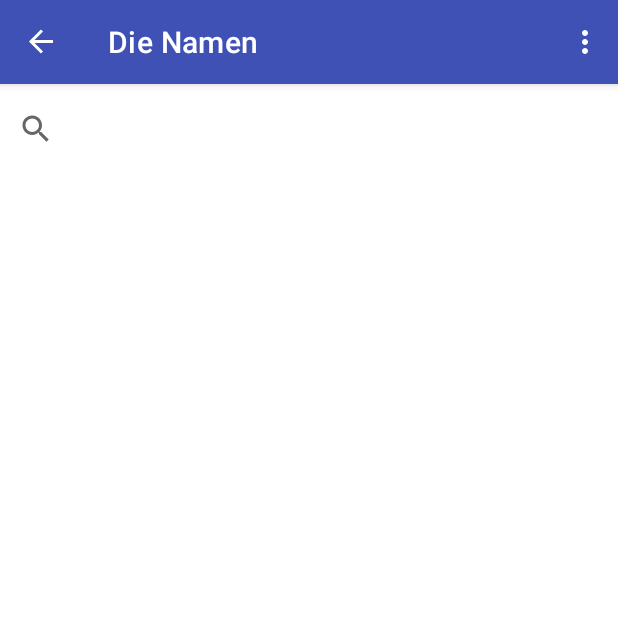
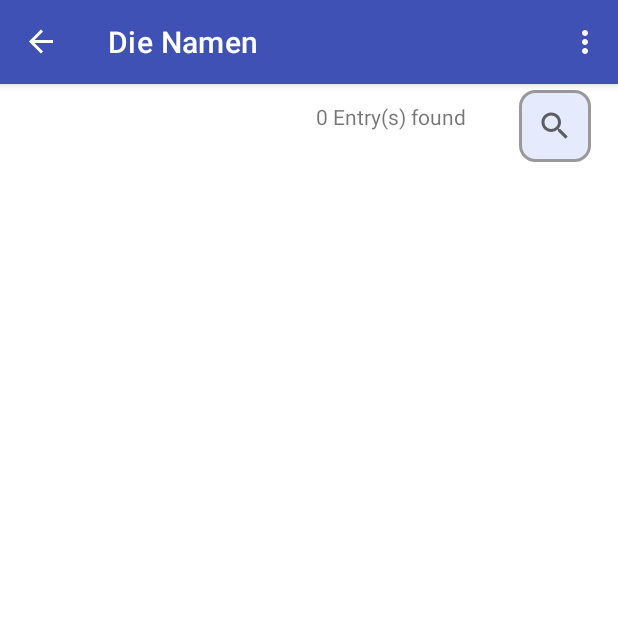
Before and after one commit to Klaus-Thaler/Stolperstein, an Android app: the NameFragment screen opened through its navigation route, on a phone screen of 412 x 824 dp, the top half of it. Run offline under Robolectric (Android 15) with nearby library versions, the phone set to English and light mode, and no system bars; our stand-ins replace navigation-ui; libraries missing offline, so code that uses them is left out: org.osmdroid.api, org.osmdroid.bonuspack, org.osmdroid.config, org.osmdroid.tileprovider, org.osmdroid.util and 1 more; pictures from the network do not load; 19 statements that could not run were skipped.

Commit message:
search in names optimiert

```diff
--- a/app/src/main/java/com/example/stolperstein/classes/sqlHandler.java
+++ b/app/src/main/java/com/example/stolperstein/classes/sqlHandler.java
@@ -38,6 +38,9 @@ public class sqlHandler extends SQLiteOpenHelper {
     private static final String ADDRESS_ADDRESS = "address";
     private static final String ADDRESS_GEOPOINT = "geopoint";
 
+    /**
+     * SQLite
+     */
 
     // creating a constructor for our database handler.
     private static sqlHandler sInstance;
@@ -50,9 +53,9 @@ public class sqlHandler extends SQLiteOpenHelper {
         }
         return sInstance;
     }
-        private sqlHandler(Context context) {
-            super(context, DB_NAME, null, DB_VERSION);
-        }
+    private sqlHandler(Context context) {
+        super(context, DB_NAME, null, DB_VERSION);
+    }
 
     // below method is for creating a database by running a sqlite query
     @Override
@@ -185,6 +188,32 @@ public class sqlHandler extends SQLiteOpenHelper {
         //Log.i("ST_sqlHandler", "result: " + list);
         return list;
     }
+    public List<String> getAllNames() {
+        // suche alle namen einer addresse
+        // mehrere stolpersteine an einem ort
+        String query = "SELECT person.name FROM person";
+        //Log.i("ST_sqlHandler", "query: " + query);
+
+        SQLiteDatabase db = getReadableDatabase();
+        Cursor cursor = db.rawQuery(query,null);
+        List<String> list = new ArrayList<>();
+        try  {
+            if (cursor.moveToFirst()) {
+                do {
+                    list.add(cursor.getString(cursor.getColumnIndexOrThrow(NAME_NAME)));
+                    //Log.i("ST_sqlHandler", "name: " + NAME_NAME + NAME_ADDRESS);
+                } while (cursor.moveToNext());
+            }
+        } catch (Exception e) {
+            Log.i("ST_sqlHandler", "Error while trying to get data from database");
+        } finally {
+            if (!cursor.isClosed()) {
+                cursor.close();
+            }
+        }
+        //Log.i("ST_sqlHandler", "result: " + list);
+        return list;
+    }
     public String[] getNames() {
         // suche alle namen einer addresse
         // mehrere stolpersteine an einem ort
--- a/app/src/main/java/com/example/stolperstein/ui/names/NameFragment.java
+++ b/app/src/main/java/com/example/stolperstein/ui/names/NameFragment.java
@@ -4,13 +4,14 @@ package com.example.stolperstein.ui.names;
 import static com.example.stolperstein.MainActivity.hashPerson;
 import static com.example.stolperstein.classes.sqlHandler.getInstance;
 
+import android.annotation.SuppressLint;
 import android.os.Bundle;
 import android.util.Log;
 import android.view.LayoutInflater;
 import android.view.View;
 import android.view.ViewGroup;
-import android.widget.ArrayAdapter;
 import android.widget.SearchView;
+import android.widget.TextView;
 
 import androidx.annotation.NonNull;
 import androidx.annotation.Nullable;
@@ -21,11 +22,11 @@ import androidx.recyclerview.widget.RecyclerView;
 
 import com.example.stolperstein.R;
 import com.example.stolperstein.classes.sqlHandler;
-import com.example.stolperstein.classes.utils;
 import com.example.stolperstein.databinding.FragmentNameBinding;
 
 public class NameFragment extends Fragment {
-    ArrayAdapter<String> arrayAdapter;
+
+    @SuppressLint("SetTextI18n")
     @Override
     public View onCreateView(@NonNull LayoutInflater inflater, @Nullable ViewGroup container,
                              @Nullable Bundle savedInstanceState) {
@@ -45,10 +46,6 @@ public class NameFragment extends Fragment {
         hashPerson = sqlHandler.getHashMapFromData(query);
         Log.i("ST_NameFragment", "query: "+ hashPerson.toString());
 
-
-        utils.showToast(getContext(), "count " + hashPerson.size());
-        //Log.i("ST_NameFragment", "- " + hashPerson.toString());
-
         // Add the following lines to create RecyclerView
         // Add RecyclerView member
         RecyclerView recyclerView = root.findViewById(R.id.name_recyclerview);
@@ -61,9 +58,13 @@ public class NameFragment extends Fragment {
         // search (die Lupe)
         SearchView searchView = root.findViewById(R.id.searchtext);
         searchView.setFocusable(true);
-        searchView.setQueryHint("Suche nach Namen ...");
+        searchView.setQueryHint("Search ...");
 
-        arrayAdapter = new ArrayAdapter<>(root.getContext(), R.layout.searchtextview, sqlHandler.getNames());
+        TextView searchResult = root.findViewById(R.id.searchResult);
+        searchResult.setText(hashPerson.size() + " Entry(s) found");
+        //Log.i("ST_NameFragment", "- " + hashPerson.toString());
+
+        //arrayAdapter = new ArrayAdapter<>(root.getContext(), R.layout.searchtextview, sqlHandler.getAllNames());
 
         // autofill
         // todo  List<String> fillList = sqlHandler.getNames();
@@ -71,24 +72,29 @@ public class NameFragment extends Fragment {
             @Override
             public boolean onQueryTextSubmit(String searchText) {
                 String query ="SELECT * FROM person WHERE person.name LIKE '" + searchText + "%'";
-                //Log.i("ST_NameFragment", "query: "+ sqlHandler.getHashMapFromData(query));
                 hashPerson = sqlHandler.getHashMapFromData(query);
-                utils.showToast(root.getContext(), hashPerson.size() + " Entry(s) found");
+                //utils.showToast(root.getContext(), hashPerson.size() + " Entry(s) found");
                 // new adapter, new recycler
                 NameListAdapter nameListAdapter = new NameListAdapter(hashPerson, root.getContext());
                 recyclerView.setAdapter(nameListAdapter);
+
                 return false;
             }
 
             @Override
-            public boolean onQueryTextChange(String newText) {
-                //utils.showToast(root.getContext(), "change: " + newText);
-                arrayAdapter.getFilter().filter(newText);
-                // todo
+            public boolean onQueryTextChange(String searchText) {
+                String query ="SELECT * FROM person WHERE person.name LIKE '" + searchText + "%'";
+                hashPerson = sqlHandler.getHashMapFromData(query);
+                //utils.showToast(root.getContext(), hashPerson.size() + " Entry(s) found");
+                searchResult.setText(hashPerson.size() + " Entry(s) found");
+                // new adapter, new recycler
+                NameListAdapter nameListAdapter = new NameListAdapter(hashPerson, root.getContext());
+                recyclerView.setAdapter(nameListAdapter);
+
                 return false;
             }
         });
-        //Log.i("ST_NameFragment", "- " + sqlHandler.getNames().toString());
         return root;
     }
+
 }
--- a/app/src/main/res/drawable/name_recycler_border.xml
+++ b/app/src/main/res/drawable/name_recycler_border.xml
@@ -1,5 +1,6 @@
 <?xml version="1.0" encoding="utf-8"?>
-<shape xmlns:android="http://schemas.android.com/apk/res/android" android:shape="rectangle">
+<shape xmlns:android="http://schemas.android.com/apk/res/android"
+    android:shape="rectangle">
     <corners android:radius="20dp"/>
     <padding android:left="10dp" android:right="10dp" android:top="10dp" android:bottom="10dp"/>
     <stroke android:width="3dp" android:color="#CCCCCC"/>
--- /dev/null
+++ b/app/src/main/res/drawable/searchview_border.xml
@@ -0,0 +1,13 @@
+<?xml version="1.0" encoding="utf-8"?>
+<shape xmlns:android="http://schemas.android.com/apk/res/android"
+    android:shape="rectangle" >
+    <corners android:radius="10dp"/>
+    <solid android:color="@color/searchbox" />
+    <padding
+        android:left="0dp"
+        android:right="0dp"
+        android:top="0dp"
+        android:bottom="0dp"/>
+    <stroke android:width="2dp"
+        android:color="#999" />
+</shape>
--- a/app/src/main/res/layout/dialog_map.xml
+++ b/app/src/main/res/layout/dialog_map.xml
@@ -1,11 +1,11 @@
 <?xml version="1.0" encoding="utf-8"?>
 <androidx.constraintlayout.widget.ConstraintLayout xmlns:android="http://schemas.android.com/apk/res/android"
     xmlns:app="http://schemas.android.com/apk/res-auto"
-    xmlns:tools="http://schemas.android.com/tools"
     android:id="@+id/linearLayout"
     android:layout_width="match_parent"
     android:layout_height="match_parent"
-    android:layout_weight="1">
+    android:layout_weight="1"
+    android:background="@color/white">
 
     <Button
         android:id="@+id/button_close"
--- a/app/src/main/res/layout/fragment_name.xml
+++ b/app/src/main/res/layout/fragment_name.xml
@@ -14,7 +14,7 @@
         android:layout_height="wrap_content"
         app:layout_constraintStart_toEndOf="@id/searchlayout"
         app:layout_constraintTop_toBottomOf="@id/searchlayout"
-        android:layout_margin="1dp"
+        android:layout_margin="4dp"
         android:visibility="visible">
 
     </androidx.recyclerview.widget.RecyclerView>
--- a/app/src/main/res/layout/name_recylerview.xml
+++ b/app/src/main/res/layout/name_recylerview.xml
@@ -9,13 +9,13 @@
     <androidx.recyclerview.widget.RecyclerView
         android:id="@+id/recycler_view"
         android:layout_width="match_parent"
-        android:layout_height="match_parent"
+        android:layout_height="wrap_content"
         android:visibility="visible"
         app:layoutManager="androidx.recyclerview.widget.LinearLayoutManager"
         app:layout_constraintBottom_toBottomOf="parent"
         app:layout_constraintEnd_toEndOf="parent"
         app:layout_constraintStart_toStartOf="parent"
         app:layout_constraintTop_toTopOf="parent"
-        tools:listitem="@layout/name_textview">
+        tools:listitem="@layout/name_textview" >
     </androidx.recyclerview.widget.RecyclerView>
 </androidx.constraintlayout.widget.ConstraintLayout>
--- a/app/src/main/res/layout/searchtextview.xml
+++ b/app/src/main/res/layout/searchtextview.xml
@@ -1,54 +1,36 @@
 <?xml version="1.0" encoding="utf-8"?>
-<androidx.constraintlayout.widget.ConstraintLayout xmlns:android="http://schemas.android.com/apk/res/android"
+<LinearLayout xmlns:android="http://schemas.android.com/apk/res/android"
+    xmlns:app="http://schemas.android.com/apk/res-auto"
     xmlns:tools="http://schemas.android.com/tools"
+    android:id="@+id/searchLayout"
     android:layout_width="match_parent"
     android:layout_height="wrap_content"
-    xmlns:app="http://schemas.android.com/apk/res-auto"
-    android:orientation="horizontal">
+    android:orientation="horizontal"
+    android:gravity="right"
+    android:layout_marginEnd="18dp"
+    android:layout_marginStart="18dp"
+    tools:ignore="RtlHardcoded">
 
-    <!--
-    <com.google.android.material.textfield.TextInputLayout
-        android:layout_width="match_parent"
-        android:layout_height="wrap_content"
-        app:layout_constraintStart_toStartOf="parent"
-        app:layout_constraintTop_toTopOf="parent">
-
-        <com.google.android.material.textfield.TextInputEditText
-            android:id="@+id/edit"
-            android:layout_width="match_parent"
-            android:layout_height="wrap_content"
-            android:hint="suche ..." />
-        <Button
-            android:id="@+id/button"
-            android:layout_width="wrap_content"
-            android:layout_height="wrap_content"
-            android:text="los"
-            />
-    </com.google.android.material.textfield.TextInputLayout>
-    -->
+    <TextView
+        android:id="@+id/searchResult"
+        android:layout_width="wrap_content"
+        android:layout_height="match_parent"
+        android:layout_marginEnd="17dp"
+        android:paddingTop="12dp"
+        android:text="result" />
 
     <SearchView
         android:id="@+id/searchtext"
-        android:layout_width="match_parent"
-        android:layout_height="60dp"
-        android:queryHint="Suche nach Nachnamen ..."
-        app:layout_constraintHorizontal_chainStyle="spread_inside"
-        app:layout_constraintStart_toStartOf="parent"
-        app:layout_constraintTop_toTopOf="parent"
-        android:backgroundTint="@color/material_dynamic_tertiary10"/>
+        android:layout_width="wrap_content"
+        android:maxWidth="200dp"
+        android:layout_height="wrap_content"
+        android:layout_marginLeft="17dp"
+        android:layout_marginTop="4dp"
+        android:layout_marginEnd="17dp"
+        android:layout_marginRight="17dp"
+        android:layout_marginBottom="4dp"
+        android:background="@drawable/searchview_border"
+        android:layoutDirection="rtl"
+        android:queryHint="Search ..." />
 
-    <!-- app:layout_constraintEnd_toStartOf="@+id/button" -->
-    <!--
-    <Button
-        android:id="@+id/button"
-        android:layout_width="wrap_content"
-        android:layout_height="wrap_content"
-        android:text="Button"
-        android:textColor="@color/black"
-        app:layout_constraintStart_toEndOf="@id/searchtext"
-        app:layout_constraintTop_toTopOf="@+id/searchtext"
-        app:layout_constraintHorizontal_chainStyle="spread_inside"
-         />
-     -->
-
-</androidx.constraintlayout.widget.ConstraintLayout>
+</LinearLayout>
--- a/app/src/main/res/values/colors.xml
+++ b/app/src/main/res/values/colors.xml
@@ -11,4 +11,5 @@
     <color name="transparent">#00ffffff</color>
     <color name="dialogText">#FF000000</color>
     <color name="dialogBackground">#FFFFFFFF</color>
+    <color name="searchbox">#E5EAFD</color>
 </resources>
```
